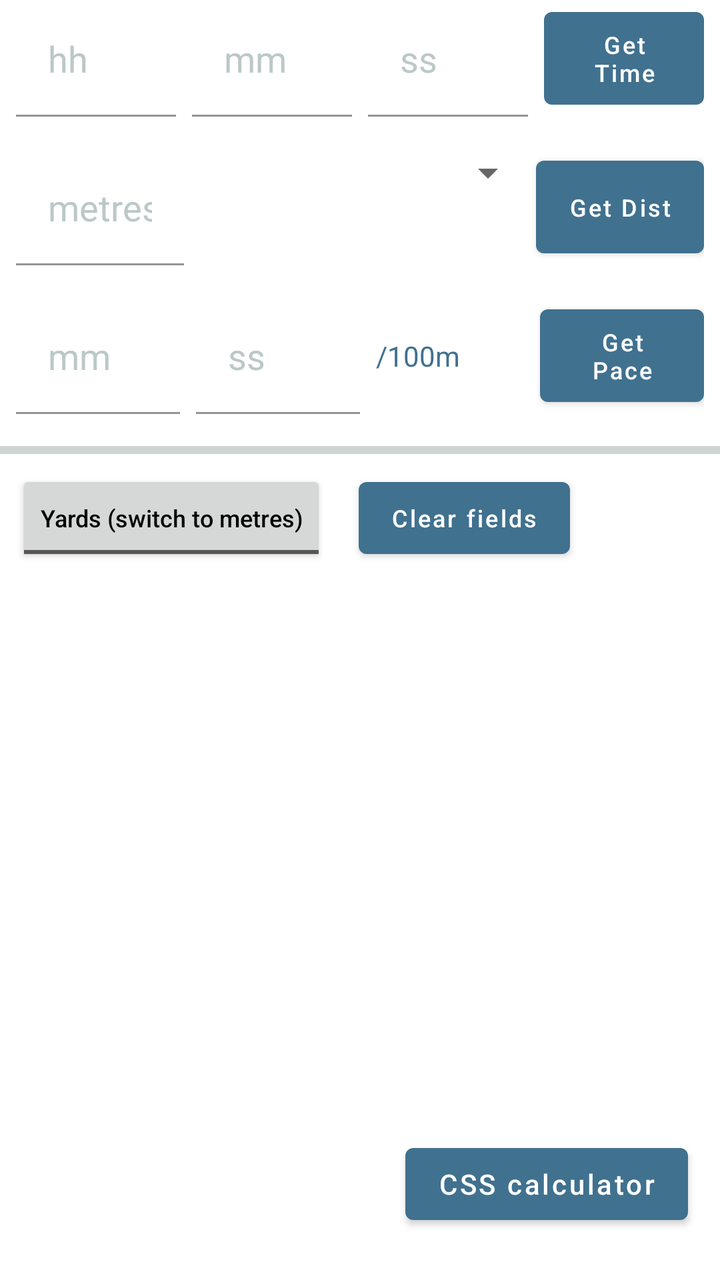
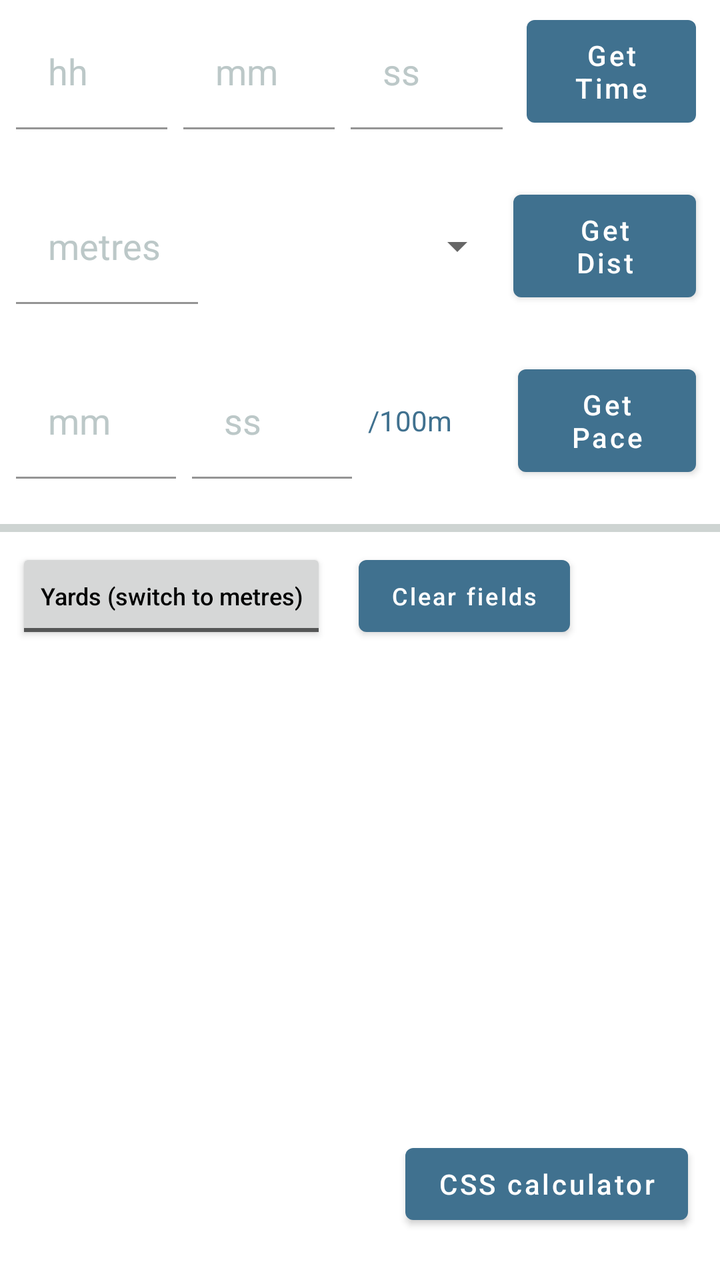

Screens rendered from an Android XML layout before and after an edit, with the pre-edit source and the edit as a unified diff.
<!-- AndroidManifest.xml: application theme Theme.TriathlonPaceCalculator -->
<!-- res/layout/frag_swim.xml -->
<?xml version="1.0" encoding="utf-8"?>
<RelativeLayout xmlns:android="http://schemas.android.com/apk/res/android"
    xmlns:app="http://schemas.android.com/apk/res-auto"
    android:id="@+id/PaceMilesLinearLayout"
    android:layout_width="match_parent"
    android:layout_height="match_parent"
    android:orientation="vertical">

    <LinearLayout
        android:layout_width="match_parent"
        android:layout_height="match_parent"
        android:orientation="vertical">

        <LinearLayout
            android:id="@+id/LinearLayout03"
            android:layout_width="match_parent"
            android:layout_height="wrap_content"
            android:layout_marginStart="@dimen/space_sm"
            android:layout_marginEnd="@dimen/space_sm"
            android:layout_marginBottom="@dimen/space_md">

            <com.google.android.material.textfield.TextInputLayout
                android:layout_width="0dp"
                android:layout_height="wrap_content"
                android:layout_marginEnd="@dimen/space_sm"
                android:layout_weight="1"
                app:hintAnimationEnabled="false"
                app:hintEnabled="false">

                <com.google.android.material.textfield.TextInputEditText
                    android:id="@+id/EditText01a"
                    style="@style/MyOutlinedTextField"
                    android:layout_width="match_parent"
                    android:layout_height="wrap_content"
                    android:background="@color/backgroundColor"
                    android:hint="hh"
                    android:inputType="number"
                    android:maxLength="2"
                    app:hintTextColor="@color/backgroundColor" />

            </com.google.android.material.textfield.TextInputLayout>


            <com.google.android.material.textfield.TextInputLayout
                android:layout_width="0dp"
                android:layout_height="wrap_content"
                android:layout_marginEnd="@dimen/space_sm"
                android:layout_weight="1"
                app:hintAnimationEnabled="false"
                app:hintEnabled="false">

                <com.google.android.material.textfield.TextInputEditText
                    android:id="@+id/EditText01b"
                    style="@style/MyOutlinedTextField"
                    android:layout_width="match_parent"
                    android:layout_height="wrap_content"
                    android:background="@color/backgroundColor"
                    android:hint="@string/mm"
                    android:inputType="number"
                    android:maxLength="2"
                    app:hintTextColor="@color/backgroundColor" />
            </com.google.android.material.textfield.TextInputLayout>

            <com.google.android.material.textfield.TextInputLayout
                android:layout_width="0dp"
                android:layout_height="wrap_content"
                android:layout_marginEnd="@dimen/space_sm"
                android:layout_weight="1"
                app:hintAnimationEnabled="false"
                app:hintEnabled="false">

                <com.google.android.material.textfield.TextInputEditText
                    android:id="@+id/EditText01c"
                    style="@style/MyOutlinedTextField"
                    android:layout_width="match_parent"
                    android:layout_height="wrap_content"
                    android:background="@color/backgroundColor"
                    android:hint="@string/ss"
                    android:inputType="numberDecimal"
                    android:maxLength="6"
                    app:hintTextColor="@color/backgroundColor" />
            </com.google.android.material.textfield.TextInputLayout>

            <com.google.android.material.button.MaterialButton
                android:id="@+id/Button01"
                android:layout_width="0dp"
                android:layout_height="match_parent"
                android:layout_weight="1"
                android:text="@string/calcTimeButton"
                android:textAllCaps="false"
                android:textSize="12sp" />
        </LinearLayout>


        <LinearLayout
            android:id="@+id/LinearLayout05"
            android:layout_width="match_parent"
            android:layout_height="wrap_content"
            android:layout_marginStart="@dimen/space_sm"
            android:layout_marginEnd="@dimen/space_sm"
            android:layout_marginBottom="@dimen/space_md">

            <com.google.android.material.textfield.TextInputLayout
                android:layout_width="0dp"
                android:layout_height="wrap_content"
                android:layout_marginEnd="@dimen/space_sm"
                android:layout_weight="0.25"
                app:hintAnimationEnabled="false"
                app:hintEnabled="false">

                <com.google.android.material.textfield.TextInputEditText
                    android:id="@+id/EditText02"
                    style="@style/MyOutlinedTextField"
                    android:layout_width="match_parent"
                    android:layout_height="wrap_content"
                    android:width="90dip"
                    android:background="@color/backgroundColor"
                    android:hint="@string/metres"
                    android:inputType="numberDecimal"
                    android:maxLength="5"
                    app:hintTextColor="@color/backgroundColor" />

            </com.google.android.material.textfield.TextInputLayout>

            <Spinner
                android:id="@+id/spinnerswim"
                android:layout_width="0dp"
                android:layout_height="wrap_content"
                android:layout_weight="0.5"
                android:prompt="@string/preset_distance" />

            <com.google.android.material.button.MaterialButton
                android:id="@+id/Button02"
                android:layout_width="0dp"
                android:layout_height="fill_parent"
                android:layout_weight="0.25"
                android:text="@string/calcDistButton"
                android:textAllCaps="false"
                android:textSize="12sp" />
        </LinearLayout>

        <LinearLayout
            android:id="@+id/LinearLayout07"
            android:layout_width="match_parent"
            android:layout_height="wrap_content"
            android:layout_marginStart="@dimen/space_sm"
            android:layout_marginEnd="@dimen/space_sm"
            android:layout_marginBottom="@dimen/space_md">

            <com.google.android.material.textfield.TextInputLayout
                android:layout_width="0dp"
                android:layout_height="wrap_content"
                android:layout_marginEnd="@dimen/space_sm"
                android:layout_weight="1"
                app:hintAnimationEnabled="false"
                app:hintEnabled="false">

                <com.google.android.material.textfield.TextInputEditText
                    android:id="@+id/EditText03b"
                    style="@style/MyOutlinedTextField"
                    android:layout_width="match_parent"
                    android:layout_height="wrap_content"
                    android:background="@color/backgroundColor"
                    android:hint="@string/mm"
                    android:inputType="number"
                    android:maxLength="2"
                    app:hintTextColor="@color/backgroundColor" />
            </com.google.android.material.textfield.TextInputLayout>

            <com.google.android.material.textfield.TextInputLayout
                android:layout_width="0dp"
                android:layout_height="wrap_content"
                android:layout_marginEnd="@dimen/space_sm"
                android:layout_weight="1"
                app:hintAnimationEnabled="false"
                app:hintEnabled="false">

                <com.google.android.material.textfield.TextInputEditText
                    android:id="@+id/EditText03c"
                    style="@style/MyOutlinedTextField"
                    android:layout_width="match_parent"
                    android:layout_height="wrap_content"
                    android:background="@color/backgroundColor"
                    android:hint="@string/ss"
                    android:inputType="numberDecimal"
                    android:maxLength="6"
                    app:hintTextColor="@color/backgroundColor" />

            </com.google.android.material.textfield.TextInputLayout>

            <TextView
                android:id="@+id/filler3swim"
                android:layout_width="0dp"
                android:layout_height="wrap_content"
                android:layout_gravity="center_vertical"
                android:layout_weight="1"
                android:text="@string/per100m"
                android:textColor="@color/base_color_info_default" />

            <com.google.android.material.button.MaterialButton
                android:id="@+id/Button03"
                android:layout_width="0dp"
                android:layout_height="fill_parent"
                android:layout_weight="1"
                android:text="@string/calcPaceButton"
                android:textAllCaps="false"
                android:textSize="12sp" />
        </LinearLayout>

        <com.google.android.material.divider.MaterialDivider
            android:layout_width="match_parent"
            android:layout_height="@dimen/space_xs"
            android:background="@color/base_color_surface_container_weak" />

        <LinearLayout
            android:id="@+id/LinearLayout08"
            android:layout_width="match_parent"
            android:layout_height="wrap_content"
            android:layout_margin="@dimen/space_sm"
            android:orientation="horizontal">

            <ToggleButton
                android:id="@+id/togglebuttonSwim"
                android:layout_width="wrap_content"
                android:layout_height="wrap_content"
                android:layout_marginEnd="@dimen/space_md"
                android:textAllCaps="false"
                android:textColor="@color/textColor"
                android:textOff="@string/swimConversionButton2"
                android:textOn="@string/swimConversionButton1"
                android:textSize="12sp" />

            <Button
                android:id="@+id/ClearButton"
                android:layout_width="wrap_content"
                android:layout_height="wrap_content"
                android:text="@string/clearButtonText"
                android:textAllCaps="false"
                android:textSize="12sp" />
        </LinearLayout>

        <LinearLayout
            android:id="@+id/LinearLayout09"
            android:layout_width="match_parent"
            android:layout_height="wrap_content"
            android:baselineAligned="false">

            <androidx.recyclerview.widget.RecyclerView
                android:id="@+id/ListViewSwim"
                android:layout_width="match_parent"
                android:layout_height="wrap_content"
                android:paddingBottom="10dp" />
        </LinearLayout>

    </LinearLayout>

    <com.google.android.material.button.MaterialButton
        android:id="@+id/cssButton"
        android:layout_width="wrap_content"
        android:layout_height="wrap_content"
        android:text="@string/css_calculator"
        android:layout_marginEnd="@dimen/space_md"
        android:layout_marginBottom="@dimen/space_lg_75"
        android:layout_alignParentEnd="true"
        android:layout_alignParentBottom="true"
        android:textAllCaps="false"
        android:textSize="14sp" />

</RelativeLayout>
<!-- resources referenced by this layout -->
<resources>
  <color name="backgroundColor">@color/white</color>
  <color name="base_color_info_default">#ff40718f</color>
  <color name="base_color_surface_container_weak">#ffeaf1ef</color>
  <color name="textColor">@color/black</color>
  <dimen name="space_lg_75">24dp</dimen>
  <dimen name="space_md">16dp</dimen>
  <dimen name="space_sm">8dp</dimen>
  <dimen name="space_xs">4dp</dimen>
  <string name="calcDistButton">Get Dist</string>
  <string name="calcPaceButton">Get Pace</string>
  <string name="calcTimeButton">Get Time</string>
  <string name="clearButtonText">Clear fields</string>
  <string name="css_calculator">CSS calculator</string>
  <string name="metres">metres</string>
  <string name="mm" translatable="false">mm</string>
  <string name="per100m" translatable="false">/100m</string>
  <string name="preset_distance">Preset distance</string>
  <string name="ss" translatable="false">ss</string>
  <string name="swimConversionButton1">Metres (switch to yards)</string>
  <string name="swimConversionButton2">Yards (switch to metres)</string>
  <style name="MyOutlinedTextField" parent="Widget.Material3.TextInputLayout.OutlinedBox">
          <item name="android:textColor">@color/base_color_info_default</item>
  
  
          <item name="android:textColorHint">@color/base_color_icon_hint</item>
          <item name="android:textSize">18sp</item>
      </style>
  <style name="Theme.TriathlonPaceCalculator" parent="Base.Theme.TriathlonPaceCalculator" />
  <color name="white">#FFFFFF</color>
  <color name="black">#FF000000</color>
  <color name="base_color_icon_hint">#ffbcc8c8</color>
  <style name="Base.Theme.TriathlonPaceCalculator" parent="Theme.MaterialComponents.DayNight.DarkActionBar">
          
          <item name="colorPrimary">@color/colorPrimary</item>
          <item name="colorPrimaryDark">@color/colorPrimaryDark</item>
          <item name="colorAccent">@color/colorAccent</item>
          <item name="android:textColorPrimary">@android:color/white</item>
          <item name="android:spinnerItemStyle">@style/SpinnerItem</item>
          <item name="android:listSelector">@color/base_color_info_default</item>
          <item name="android:statusBarColor">@android:color/transparent</item>
          <item name="android:windowLightStatusBar">true</item>
      </style>
  <color name="colorPrimary">#ff40718f</color>
  <color name="colorPrimaryDark">#ff4a8cb5</color>
  <color name="colorAccent">#03DAC5</color>
  <style name="SpinnerItem">
          <item name="android:textColor">@color/base_color_info_default</item>
          <item name="android:textSize">18sp</item>
      </style>
</resources>

<!-- the commit's change to res/layout/frag_swim.xml (unified diff, before → after) -->
@@ -22,8 +22,9 @@
             <com.google.android.material.textfield.TextInputLayout
                 android:layout_width="0dp"
                 android:layout_height="wrap_content"
-                android:layout_marginEnd="@dimen/space_sm"
-                android:layout_weight="1"
+                android:layout_gravity="center_vertical"
+                android:layout_marginEnd="@dimen/space_sm"
+                android:layout_weight="0.9"
                 app:hintAnimationEnabled="false"
                 app:hintEnabled="false">
 
@@ -44,8 +45,9 @@
             <com.google.android.material.textfield.TextInputLayout
                 android:layout_width="0dp"
                 android:layout_height="wrap_content"
-                android:layout_marginEnd="@dimen/space_sm"
-                android:layout_weight="1"
+                android:layout_gravity="center_vertical"
+                android:layout_marginEnd="@dimen/space_sm"
+                android:layout_weight="0.9"
                 app:hintAnimationEnabled="false"
                 app:hintEnabled="false">
 
@@ -64,8 +66,9 @@
             <com.google.android.material.textfield.TextInputLayout
                 android:layout_width="0dp"
                 android:layout_height="wrap_content"
-                android:layout_marginEnd="@dimen/space_sm"
-                android:layout_weight="1"
+                android:layout_gravity="center_vertical"
+                android:layout_marginEnd="@dimen/space_sm"
+                android:layout_weight="0.9"
                 app:hintAnimationEnabled="false"
                 app:hintEnabled="false">
 
@@ -77,18 +80,19 @@
                     android:background="@color/backgroundColor"
                     android:hint="@string/ss"
                     android:inputType="numberDecimal"
-                    android:maxLength="6"
+                    android:maxLength="5"
                     app:hintTextColor="@color/backgroundColor" />
             </com.google.android.material.textfield.TextInputLayout>
 
             <com.google.android.material.button.MaterialButton
                 android:id="@+id/Button01"
-                android:layout_width="0dp"
-                android:layout_height="match_parent"
+                style="@style/PaceCalActionButtons"
+                android:layout_width="0dp"
+                android:layout_height="wrap_content"
+                android:layout_gravity="center_vertical"
                 android:layout_weight="1"
                 android:text="@string/calcTimeButton"
-                android:textAllCaps="false"
-                android:textSize="12sp" />
+                android:textAllCaps="false" />
         </LinearLayout>
 
 
@@ -103,6 +107,7 @@
             <com.google.android.material.textfield.TextInputLayout
                 android:layout_width="0dp"
                 android:layout_height="wrap_content"
+                android:layout_gravity="center_vertical"
                 android:layout_marginEnd="@dimen/space_sm"
                 android:layout_weight="0.25"
                 app:hintAnimationEnabled="false"
@@ -126,17 +131,19 @@
                 android:id="@+id/spinnerswim"
                 android:layout_width="0dp"
                 android:layout_height="wrap_content"
-                android:layout_weight="0.5"
+                android:layout_gravity="center_vertical"
+                android:layout_weight="0.4"
                 android:prompt="@string/preset_distance" />
 
             <com.google.android.material.button.MaterialButton
                 android:id="@+id/Button02"
-                android:layout_width="0dp"
-                android:layout_height="fill_parent"
+                style="@style/PaceCalActionButtons"
+                android:layout_width="0dp"
+                android:layout_height="wrap_content"
+                android:layout_gravity="center_vertical"
                 android:layout_weight="0.25"
                 android:text="@string/calcDistButton"
-                android:textAllCaps="false"
-                android:textSize="12sp" />
+                android:textAllCaps="false" />
         </LinearLayout>
 
         <LinearLayout
@@ -150,8 +157,9 @@
             <com.google.android.material.textfield.TextInputLayout
                 android:layout_width="0dp"
                 android:layout_height="wrap_content"
-                android:layout_marginEnd="@dimen/space_sm"
-                android:layout_weight="1"
+                android:layout_gravity="center_vertical"
+                android:layout_marginEnd="@dimen/space_sm"
+                android:layout_weight="0.9"
                 app:hintAnimationEnabled="false"
                 app:hintEnabled="false">
 
@@ -170,8 +178,9 @@
             <com.google.android.material.textfield.TextInputLayout
                 android:layout_width="0dp"
                 android:layout_height="wrap_content"
-                android:layout_marginEnd="@dimen/space_sm"
-                android:layout_weight="1"
+                android:layout_gravity="center_vertical"
+                android:layout_marginEnd="@dimen/space_sm"
+                android:layout_weight="0.9"
                 app:hintAnimationEnabled="false"
                 app:hintEnabled="false">
 
@@ -183,7 +192,7 @@
                     android:background="@color/backgroundColor"
                     android:hint="@string/ss"
                     android:inputType="numberDecimal"
-                    android:maxLength="6"
+                    android:maxLength="5"
                     app:hintTextColor="@color/backgroundColor" />
 
             </com.google.android.material.textfield.TextInputLayout>
@@ -193,18 +202,19 @@
                 android:layout_width="0dp"
                 android:layout_height="wrap_content"
                 android:layout_gravity="center_vertical"
-                android:layout_weight="1"
+                android:layout_weight="0.8"
                 android:text="@string/per100m"
                 android:textColor="@color/base_color_info_default" />
 
             <com.google.android.material.button.MaterialButton
                 android:id="@+id/Button03"
-                android:layout_width="0dp"
-                android:layout_height="fill_parent"
+                style="@style/PaceCalActionButtons"
+                android:layout_width="0dp"
+                android:layout_height="wrap_content"
+                android:layout_gravity="center_vertical"
                 android:layout_weight="1"
                 android:text="@string/calcPaceButton"
-                android:textAllCaps="false"
-                android:textSize="12sp" />
+                android:textAllCaps="false" />
         </LinearLayout>
 
         <com.google.android.material.divider.MaterialDivider
@@ -258,11 +268,11 @@
         android:id="@+id/cssButton"
         android:layout_width="wrap_content"
         android:layout_height="wrap_content"
-        android:text="@string/css_calculator"
+        android:layout_alignParentEnd="true"
+        android:layout_alignParentBottom="true"
         android:layout_marginEnd="@dimen/space_md"
         android:layout_marginBottom="@dimen/space_lg_75"
-        android:layout_alignParentEnd="true"
-        android:layout_alignParentBottom="true"
+        android:text="@string/css_calculator"
         android:textAllCaps="false"
         android:textSize="14sp" />
 
<!-- resource entries referenced after the edit -->
@@ -22,10 +22,19 @@
   <string name="swimConversionButton2">Yards (switch to metres)</string>
   <style name="MyOutlinedTextField" parent="Widget.Material3.TextInputLayout.OutlinedBox">
           <item name="android:textColor">@color/base_color_info_default</item>
-  
-  
+          
+          
           <item name="android:textColorHint">@color/base_color_icon_hint</item>
           <item name="android:textSize">18sp</item>
+      </style>
+  <style name="PaceCalActionButtons" parent="Widget.MaterialComponents.Button">
+          <item name="backgroundTint">@color/base_color_info_default</item>
+          <item name="android:textColor">@android:color/white</item>
+          <item name="android:textSize">14sp</item>
+          <item name="android:paddingTop">@dimen/space_sm</item>
+          <item name="android:paddingBottom">@dimen/space_sm</item>
+          <item name="android:textAllCaps">false</item>
+          <item name="android:layout_margin">@dimen/space_xs</item>
       </style>
   <style name="Theme.TriathlonPaceCalculator" parent="Base.Theme.TriathlonPaceCalculator" />
   <color name="white">#FFFFFF</color>
